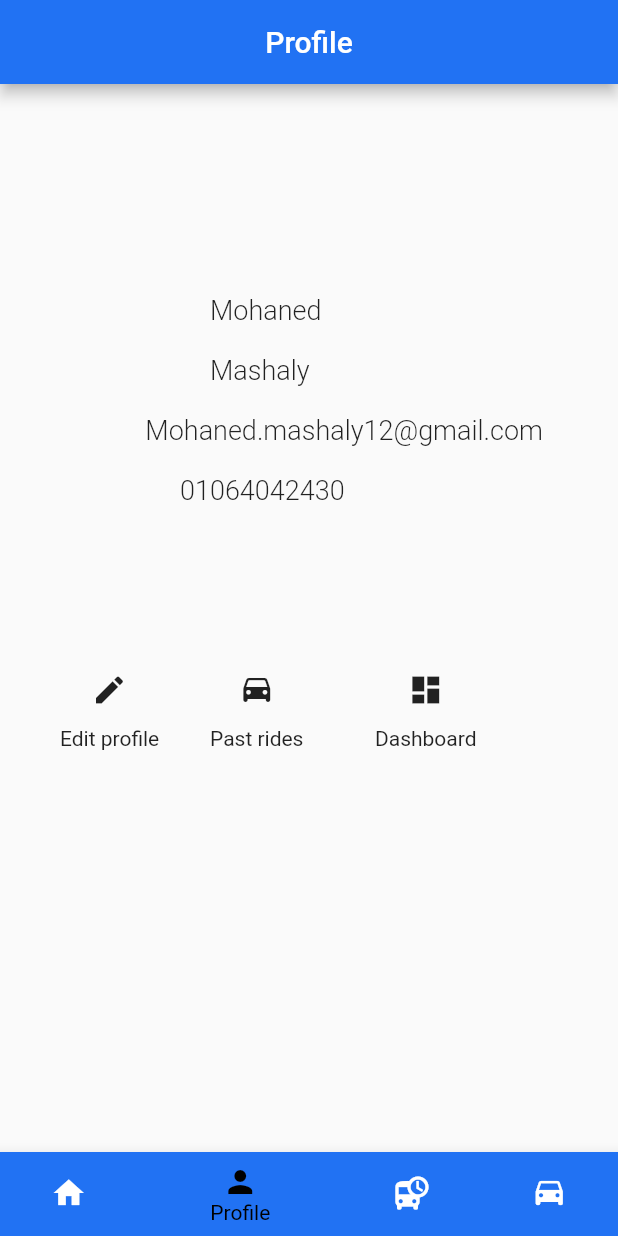
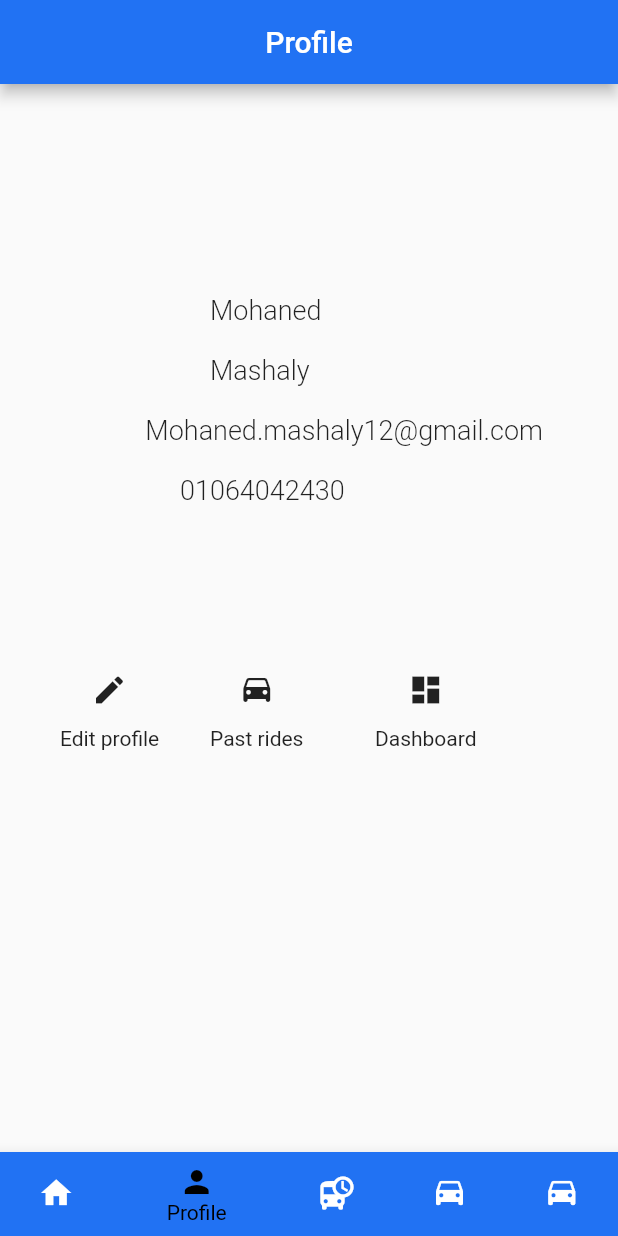
Before and after one commit to 12mohaned/fe_tare2k, a Flutter app: the HomeWidget screen opened directly, item 2 of the bottom bar chosen, on a phone screen of 412 x 824 dp. Run offline on Flutter 3.47's test engine with Material 2 defaults, Android fonts, the light colour scheme and no system bars.

```diff
--- a/lib/main.dart
+++ b/lib/main.dart
@@ -1,5 +1,5 @@
-import 'package:fe_tare2k/views/authentication/Login.dart';
-import 'package:fe_tare2k/views/authentication/Signup.dart';
+import 'package:fe_tare2k/views/authentication/Login_Widget.dart';
+import 'package:fe_tare2k/views/authentication/Signup_Widget.dart';
 import 'package:flutter/material.dart';
 
 void main() {
--- a/lib/views/authentication/Login.dart
+++ b/lib/views/authentication/Login_Widget.dart
@@ -1,4 +1,4 @@
-import 'package:fe_tare2k/views/core_views/Home.dart';
+import 'package:fe_tare2k/views/core_views/Home_Widget.dart';
 import 'package:flutter/material.dart';
 
 class MyLoginForm extends StatefulWidget {
--- a/lib/views/authentication/Signup.dart
+++ b/lib/views/authentication/Signup_Widget.dart
@@ -1,5 +1,5 @@
 import 'package:flutter/material.dart';
-import 'package:fe_tare2k/views/core_views/Home.dart';
+import 'package:fe_tare2k/views/core_views/Home_Widget.dart';
 
 final GlobalKey<FormState> _formkey = GlobalKey<FormState>();
 
--- a/lib/views/core_views/Home.dart
+++ b/lib/views/core_views/Home_Widget.dart
@@ -1,9 +1,10 @@
 import 'package:flutter/material.dart';
 
-import 'MyRidePage.dart';
-import 'Profile.dart';
-import 'find-ride.dart';
-import 'AddRide.dart';
+import 'MyRidePage_Widget.dart';
+import 'Profile_Widget.dart';
+import 'find-ride_Widget.dart';
+import 'AddRide_Widget.dart';
+import 'RequestRide_Widget.dart';
 
 class HomeApp extends StatelessWidget {
   const HomeApp({Key? key}) : super(key: key);
@@ -36,7 +37,8 @@ class _MyHomeWidgettState extends State<HomeWidget> {
     MyRidePage(title: "Home"),
     ProfilePage(title: "Profile"),
     FindRide(title: "find a ride"),
-    AddRide(title: "Publish a ride")
+    AddRide(title: "Publish a ride"),
+    RequestRidePage(title: "Request a ride")
   ];
 
   void _onItemTapped(int index) {
@@ -72,6 +74,11 @@ class _MyHomeWidgettState extends State<HomeWidget> {
             icon: Icon(Icons.drive_eta),
             label: 'Publish a ride',
             backgroundColor: Color.fromRGBO(33, 114, 243, 1),
+          ),
+          BottomNavigationBarItem(
+            icon: Icon(Icons.drive_eta),
+            label: 'Request Ride',
+            backgroundColor: Color.fromRGBO(33, 114, 243, 1),
           )
         ],
         currentIndex: _selectedIndex,
--- a/lib/views/core_views/Profile.dart
+++ b/lib/views/core_views/Profile_Widget.dart
@@ -12,8 +12,6 @@ class ProfilePage extends StatefulWidget {
 class _MyProfilePageState extends State<ProfilePage> {
   @override
   Widget build(BuildContext context) {
-    final ButtonStyle style =
-        ElevatedButton.styleFrom(textStyle: const TextStyle(fontSize: 13));
     return Scaffold(
         appBar: AppBar(
           centerTitle: true,
@@ -26,27 +24,27 @@ class _MyProfilePageState extends State<ProfilePage> {
   }
 }
 
-Widget _FirstName() {
+Widget _firstName() {
   return Text("Mohaned",
       style: TextStyle(fontWeight: FontWeight.w300, fontSize: 18.0));
 }
 
-Widget _LastName() {
+Widget _lastName() {
   return Text("Mashaly",
       style: TextStyle(fontWeight: FontWeight.w300, fontSize: 18.0));
 }
 
-Widget _Email() {
+Widget _email() {
   return Text("Mohaned.mashaly12@gmail.com",
       style: TextStyle(fontWeight: FontWeight.w300, fontSize: 18.0));
 }
 
-Widget _Phone() {
+Widget _phone() {
   return Text("01064042430",
       style: TextStyle(fontWeight: FontWeight.w300, fontSize: 18.0));
 }
 
-Widget _EditProfile() {
+Widget _editProfile() {
   return Column(
     children: [
       IconButton(
@@ -58,7 +56,7 @@ Widget _EditProfile() {
   );
 }
 
-Widget _PastRides() {
+Widget _pastRides() {
   return Column(
     children: [
       IconButton(
@@ -70,7 +68,7 @@ Widget _PastRides() {
   );
 }
 
-Widget _Dashboard() {
+Widget _dashBoard() {
   return Column(
     children: [
       IconButton(
@@ -88,13 +86,13 @@ class UserinformationWidget extends StatelessWidget {
     return Scaffold(
       body: Stack(
         children: [
-          Positioned(top: 140, left: 140, child: _FirstName()),
-          Positioned(top: 180, left: 140, child: _LastName()),
-          Positioned(top: 220, right: 50, child: _Email()),
-          Positioned(top: 260, left: 120, child: _Phone()),
-          Positioned(top: 380, left: 40, child: _EditProfile()),
-          Positioned(top: 380, left: 140, child: _PastRides()),
-          Positioned(top: 380, left: 250, child: _Dashboard()),
+          Positioned(top: 140, left: 140, child: _firstName()),
+          Positioned(top: 180, left: 140, child: _lastName()),
+          Positioned(top: 220, right: 50, child: _email()),
+          Positioned(top: 260, left: 120, child: _phone()),
+          Positioned(top: 380, left: 40, child: _editProfile()),
+          Positioned(top: 380, left: 140, child: _pastRides()),
+          Positioned(top: 380, left: 250, child: _dashBoard()),
         ],
       ),
     );
```
Also changed, not shown: lib/views/core_views/RequestRide_Widget.dart (added, +63 -0 lines), lib/views/core_views/AddRide_Widget.dart (renamed from lib/views/core_views/AddRide.dart), lib/views/core_views/MyRidePage_Widget.dart (renamed from lib/views/core_views/MyRidePage.dart), lib/views/core_views/find-ride_Widget.dart (renamed from lib/views/core_views/find-ride.dart).
